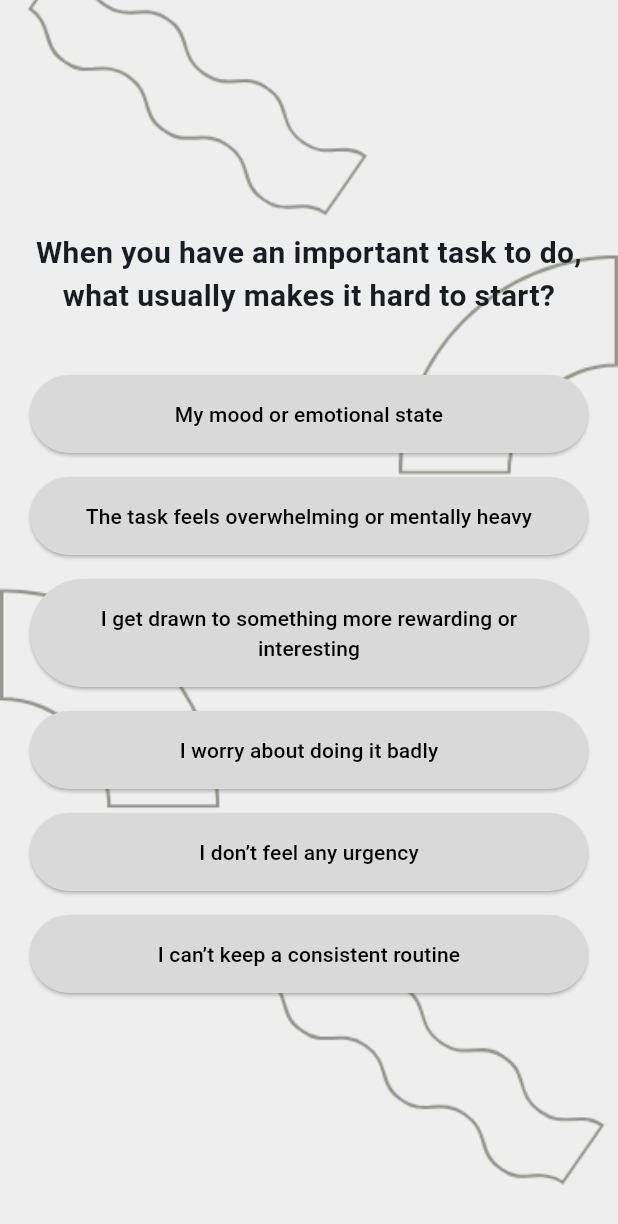
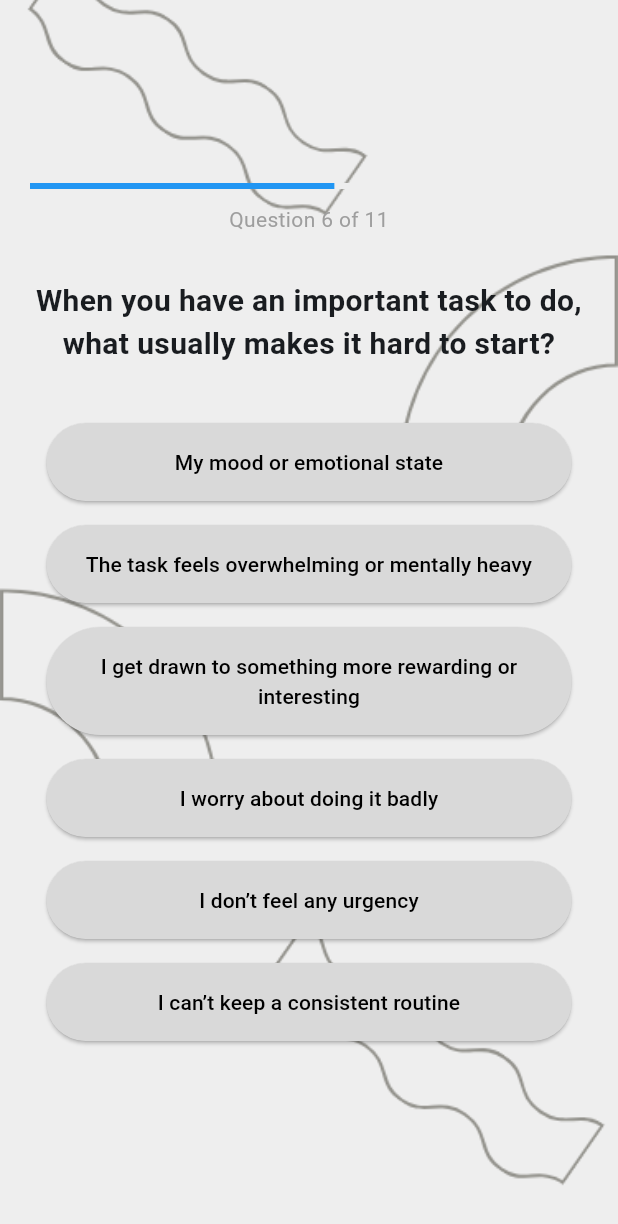
Before and after one commit to ryouu-28/research-driven-time-scheduler_mobile_app, a Flutter app: the SurveyQuestionsPage screen opened directly, on a phone screen of 412 x 824 dp. Shown: the top 1224 px of the screen. Run offline on Flutter 3.47's test engine with Material 3 defaults, Android fonts, the light colour scheme and no system bars; our stand-ins replace flutter_local_notifications, google_fonts, hive, hive_flutter, syncfusion_flutter_calendar, timezone; missing offline and left inert: android_intent_plus; accounts and stored records are empty.

Commit message:
clean frontend

```diff
--- a/lib/screens/survey/surveyQuestionsPage.dart
+++ b/lib/screens/survey/surveyQuestionsPage.dart
@@ -63,7 +63,6 @@ class _SurveyQuestionsPageState extends State<SurveyQuestionsPage> {
       scores[key] = (scores[key] ?? 0) + num;
     });
 
-    // Remove excessive printing - only print final scores
     print('Current scores updated: $scores');
   }
 
@@ -71,7 +70,7 @@ class _SurveyQuestionsPageState extends State<SurveyQuestionsPage> {
     setState(() {
       addScore(opt);
       selectedPath = opt["nextPath"];
-      currentIndex = 0; // Reset index for new path
+      currentIndex = 0;
     });
   }
 
@@ -108,13 +107,12 @@ class _SurveyQuestionsPageState extends State<SurveyQuestionsPage> {
         currentIndex++;
       });
     } else {
-      // Last question - save and navigate
       checkPersonality().then((_) {
         if (mounted) {
           Navigator.pushReplacement(
             context,
             MaterialPageRoute(
-              builder: (context) => const SurveyCompleteUpdated(),
+              builder: (context) => const SurveyComplete(),
             ),
           );
         }
@@ -158,20 +156,32 @@ class _SurveyQuestionsPageState extends State<SurveyQuestionsPage> {
     return Scaffold(
       body: Stack(
           children: [
-          // Background image
             Positioned.fill(
               child: Image.asset(
-              "assets/images/background.png", // your PNG path
-              fit: BoxFit.cover,       // makes it fill the screen
+                "assets/images/background.png",
+                fit: BoxFit.cover,
               ),
             ),
             SafeArea(
+              child: Center(
               child: Padding(
                 padding: const EdgeInsets.all(20),
                 child: Column(
-                mainAxisAlignment: MainAxisAlignment.center,
-                crossAxisAlignment: CrossAxisAlignment.stretch,
+                  mainAxisSize: MainAxisSize.min,
+                  crossAxisAlignment: CrossAxisAlignment.center,
                   children: [
+                    LinearProgressIndicator(
+                      value: (currentIndex + 6) / 11,
+                      backgroundColor: Colors.grey.shade200,
+                      valueColor: const AlwaysStoppedAnimation<Color>(Colors.blue),
+                    ),
+                    const SizedBox(height: 10),
+                    Text(
+                      'Question ${currentIndex + 6} of 11',
+                      style: const TextStyle(fontSize: 14, color: Colors.grey),
+                      textAlign: TextAlign.center,
+                    ),
+                    const SizedBox(height: 30),
                     Text(
                       root["question"],
                       style: const TextStyle(
@@ -181,29 +191,33 @@ class _SurveyQuestionsPageState extends State<SurveyQuestionsPage> {
                       textAlign: TextAlign.center,
                     ),
                     const SizedBox(height: 30),
+
+                    // Options
                     ...options.map<Widget>((opt) {
                       return Padding(
                         padding: const EdgeInsets.symmetric(vertical: 8),
+                        child: SizedBox(
+                          width: 350, // 👈 same width for all buttons
                           child: ElevatedButton(
                             style: ElevatedButton.styleFrom(
                               padding: const EdgeInsets.all(16),
-                          backgroundColor: Color(0xFFD9D9D9),
+                              backgroundColor: const Color(0xFFD9D9D9),
                               foregroundColor: Colors.black,
                             ),
                             onPressed: () => selectRoot(opt),
-                        child: Text(
-                          opt["text"],
-                          textAlign: TextAlign.center,
+                            child: Text(opt["text"], textAlign: TextAlign.center),
                           ),
                         ),
                       );
                     }).toList(),
+
                   ],
                 ),
-            ),
+              ),),
             ),
           ],
         ),
+
     );
         }
 
@@ -226,7 +240,15 @@ class _SurveyQuestionsPageState extends State<SurveyQuestionsPage> {
     final options = currentQuestion["options"];
 
   return Scaffold(
-      body: SafeArea(
+     body: Stack(
+        children: [
+          Positioned.fill(
+            child: Image.asset(
+              "assets/images/background.png",
+              fit: BoxFit.cover,
+            ),
+          ),
+          SafeArea(
             child: Padding(
               padding: const EdgeInsets.all(20),
               child: Column(
@@ -234,17 +256,14 @@ class _SurveyQuestionsPageState extends State<SurveyQuestionsPage> {
                 crossAxisAlignment: CrossAxisAlignment.stretch,
                 children: [
                   LinearProgressIndicator(
-                value: (currentIndex + 1) / questions.length,
+                    value: (currentIndex + 7) / (questions.length + 7),
                     backgroundColor: Colors.grey.shade200,
                     valueColor: const AlwaysStoppedAnimation<Color>(Colors.blue),
                   ),
                   const SizedBox(height: 20),
                   Text(
-                'Question ${currentIndex + 1} of ${questions.length}',
-                style: const TextStyle(
-                  fontSize: 14,
-                  color: Colors.grey,
-                ),
+                    'Question ${currentIndex + 7} of ${questions.length + 7}',
+                    style: const TextStyle(fontSize: 14, color: Colors.grey),
                     textAlign: TextAlign.center,
                   ),
                   const SizedBox(height: 20),
@@ -263,14 +282,11 @@ class _SurveyQuestionsPageState extends State<SurveyQuestionsPage> {
                       child: ElevatedButton(
                         style: ElevatedButton.styleFrom(
                           padding: const EdgeInsets.all(16),
-                      backgroundColor: Colors.blue,
-                      foregroundColor: Colors.white,
+                          backgroundColor: const Color(0xFFD9D9D9),
+                          foregroundColor: Colors.black,
                         ),
                         onPressed: () => selectOption(opt),
-                    child: Text(
-                      opt["text"],
-                      textAlign: TextAlign.center,
-                    ),
+                        child: Text(opt["text"], textAlign: TextAlign.center),
                       ),
                     );
                   }).toList(),
@@ -278,7 +294,10 @@ class _SurveyQuestionsPageState extends State<SurveyQuestionsPage> {
               ),
             ),
           ),
+        ],
+      ),
     );
+
   }
 
   @override
```
Also changed, not shown: lib/screens/survey/surveyCompletePage.dart (+5 -5 lines), lib/screens/survey/surveyFirstQuestionPage.dart (+15 -3 lines), lib/screens/taskSchedule/taskScheduleHome.dart (+74 -26 lines), assets/fonts/Lato-Black.ttf (added), assets/fonts/Lato-BlackItalic.ttf (added), assets/fonts/Lato-Bold.ttf (added), assets/fonts/Lato-BoldItalic.ttf (added), assets/fonts/Lato-Italic.ttf (added), assets/fonts/Lato-Light.ttf (added), assets/fonts/Lato-LightItalic.ttf (added), assets/fonts/Lato-Regular.ttf (added), assets/fonts/Lato-Thin.ttf (added), assets/fonts/Lato-ThinItalic.ttf (added). Lines whose indentation alone changed are shown as unchanged.
